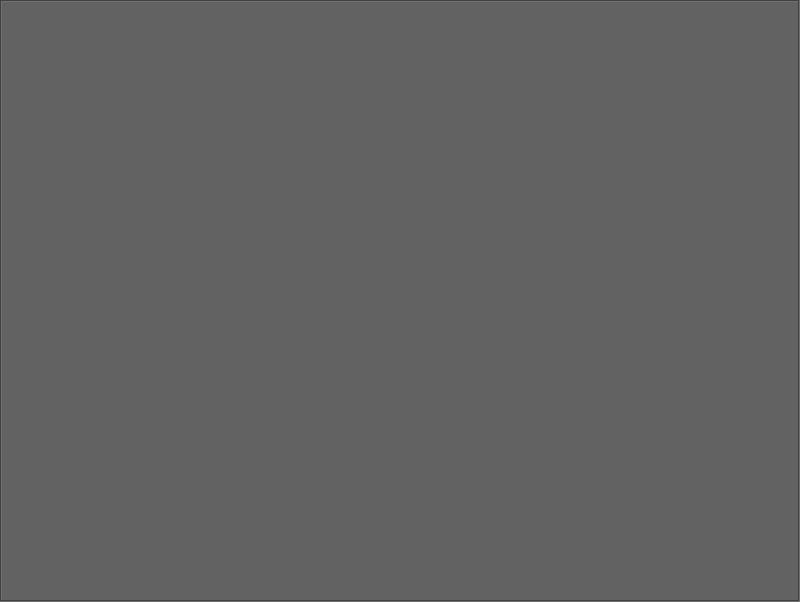
WohlSoft/Moondust-Project, file Editor/edit_level/leveledit.ui: the form before one commit.
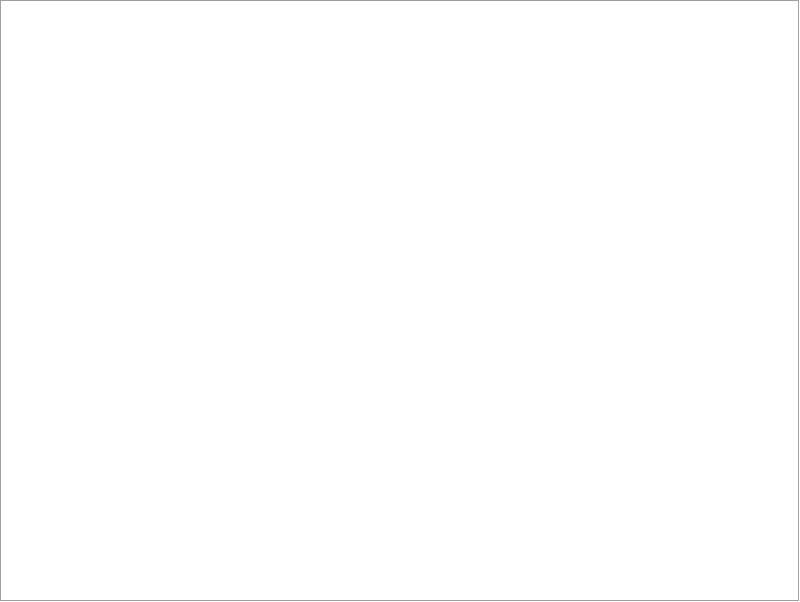
The form after the commit. Icons and pictures are not drawn.

```diff
--- a/Editor/edit_level/leveledit.ui
+++ b/Editor/edit_level/leveledit.ui
@@ -63,12 +63,7 @@
    <item>
     <widget class="QGraphicsView" name="graphicsView">
      <property name="autoFillBackground">
-      <bool>false</bool>
-     </property>
-     <property name="styleSheet">
-      <string notr="true">background-color: rgb(98, 98, 98);
-color: rgb(255, 255, 255);
-font: 75 16pt &quot;Cordia New&quot;;</string>
+      <bool>true</bool>
      </property>
      <property name="frameShape">
       <enum>QFrame::Box</enum>
```
Left out of the diff: 5 changed lines with no effect on the pictures.
